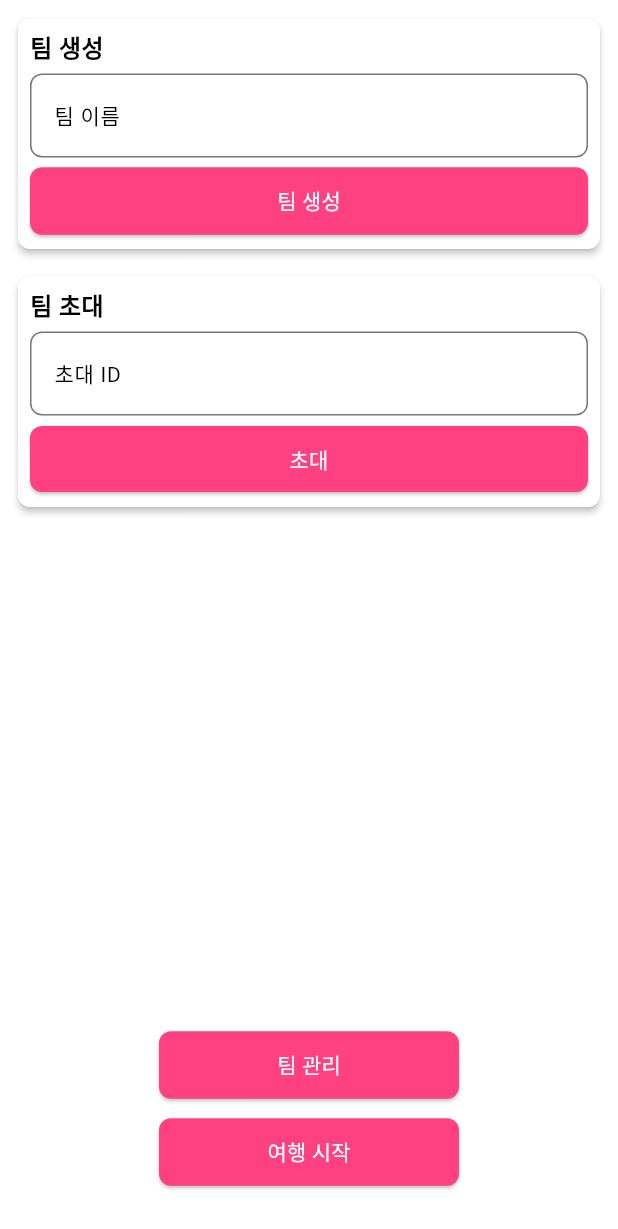
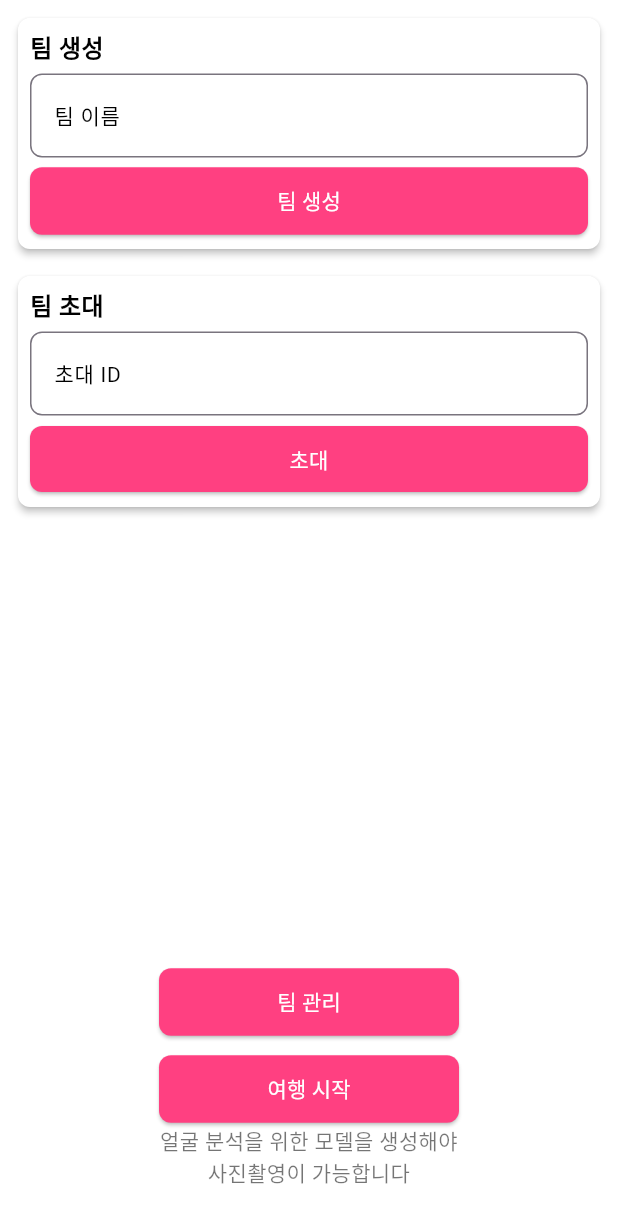
Before and after one commit to rlawndud/Travely, a Flutter app: the TeamPage screen opened directly with empty values, on a phone screen of 412 x 824 dp. Shown: the top 1229 px of the screen. Run offline on Flutter 3.47's test engine with Material 3 defaults, Android fonts, the phone set to English and light mode, and no system bars; our stand-ins replace camera, flutter_screenutil, fluttertoast, geolocator, get, google_maps_flutter and 3 more; missing offline and left inert: app_settings, google_maps_cluster_manager; accounts and stored records are empty; network calls fail.

Commit message:
[res] 여행시작 버튼(얼굴분석) 안내 추가

```diff
--- a/lib/team_page.dart
+++ b/lib/team_page.dart
@@ -269,6 +269,13 @@ class _TeamPageState extends State<TeamPage> {
                 child: const Text('여행 시작', style: TextStyle(color: Colors.white)),
               ),
             ),
+            const SizedBox(
+              width: 200,
+              child: Text('얼굴 분석을 위한 모델을 생성해야\n사진촬영이 가능합니다',
+                style: TextStyle(
+                    color: Colors.black54,),
+                textAlign: TextAlign.center,),
+            ),
           ],
         ),
       ),
```
